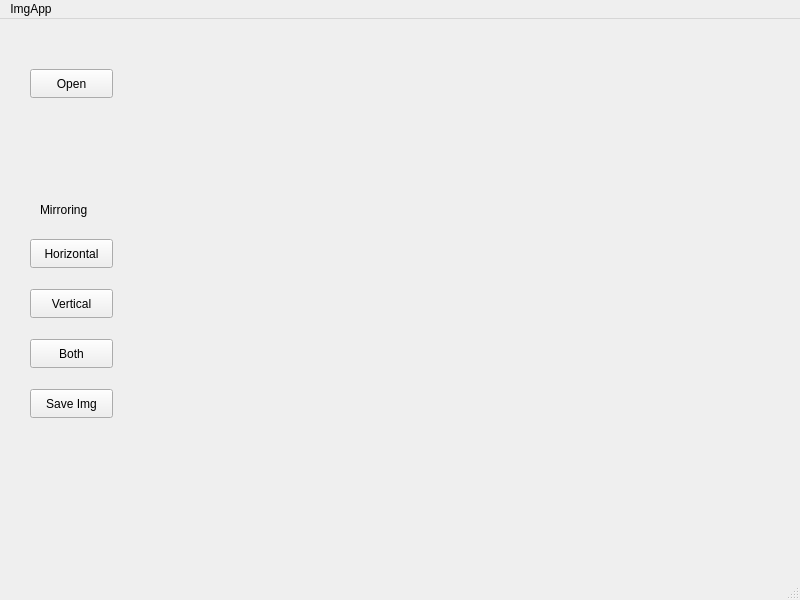
This is qt/mainwindow.ui in Edi013/ComputerVision as Qt 5 draws it before an edit. The edited form follows.
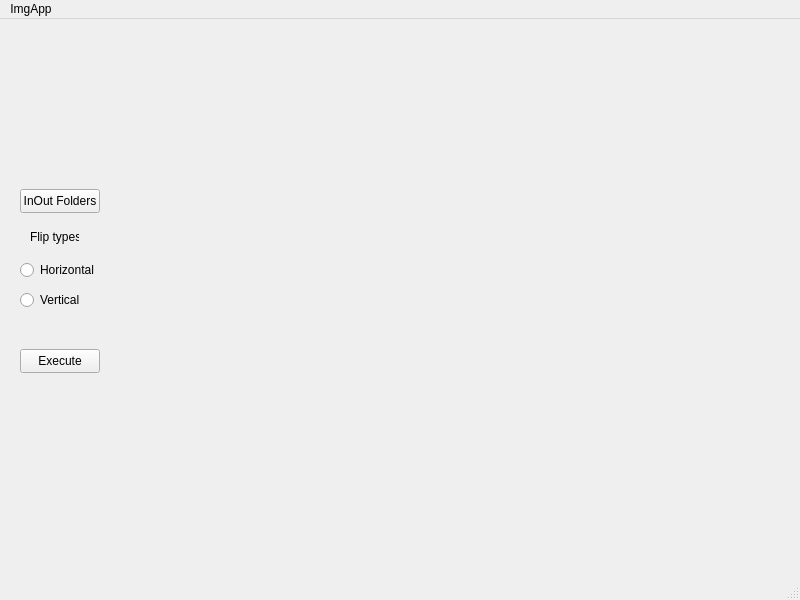
This is the edited form.

```diff
--- a/qt/mainwindow.ui
+++ b/qt/mainwindow.ui
@@ -14,19 +14,6 @@
    <string>MainWindow</string>
   </property>
   <widget class="QWidget" name="centralwidget">
-   <widget class="QPushButton" name="openButton">
-    <property name="geometry">
-     <rect>
-      <x>30</x>
-      <y>50</y>
-      <width>83</width>
-      <height>29</height>
-     </rect>
-    </property>
-    <property name="text">
-     <string>Open</string>
-    </property>
-   </widget>
    <widget class="QLabel" name="photoLabel">
     <property name="geometry">
      <rect>
@@ -43,66 +30,66 @@
    <widget class="QPushButton" name="verticalFlipButton">
     <property name="geometry">
      <rect>
-      <x>30</x>
+      <x>20</x>
+      <y>170</y>
+      <width>80</width>
+      <height>24</height>
+     </rect>
+    </property>
+    <property name="text">
+     <string>InOut Folders</string>
+    </property>
+   </widget>
+   <widget class="QPushButton" name="executeButton">
+    <property name="geometry">
+     <rect>
+      <x>20</x>
+      <y>330</y>
+      <width>80</width>
+      <height>24</height>
+     </rect>
+    </property>
+    <property name="text">
+     <string>Execute</string>
+    </property>
+   </widget>
+   <widget class="QRadioButton" name="horizontalRadioButton">
+    <property name="geometry">
+     <rect>
+      <x>20</x>
+      <y>240</y>
+      <width>91</width>
+      <height>22</height>
+     </rect>
+    </property>
+    <property name="text">
+     <string>Horizontal</string>
+    </property>
+   </widget>
+   <widget class="QRadioButton" name="verticalRadioButton">
+    <property name="geometry">
+     <rect>
+      <x>20</x>
       <y>270</y>
-      <width>83</width>
-      <height>29</height>
+      <width>91</width>
+      <height>22</height>
      </rect>
     </property>
     <property name="text">
      <string>Vertical</string>
     </property>
    </widget>
-   <widget class="QPushButton" name="horizontalFlipButton">
-    <property name="geometry">
-     <rect>
-      <x>30</x>
-      <y>220</y>
-      <width>83</width>
-      <height>29</height>
-     </rect>
-    </property>
-    <property name="text">
-     <string>Horizontal</string>
-    </property>
-   </widget>
-   <widget class="QPushButton" name="fullFlipButton">
-    <property name="geometry">
-     <rect>
-      <x>30</x>
-      <y>320</y>
-      <width>83</width>
-      <height>29</height>
-     </rect>
-    </property>
-    <property name="text">
-     <string>Both</string>
-    </property>
-   </widget>
    <widget class="QLabel" name="label">
     <property name="geometry">
      <rect>
-      <x>40</x>
-      <y>180</y>
-      <width>131</width>
-      <height>21</height>
-     </rect>
-    </property>
-    <property name="text">
-     <string>Mirroring</string>
-    </property>
-   </widget>
-   <widget class="QPushButton" name="saveImgButton">
-    <property name="geometry">
-     <rect>
       <x>30</x>
-      <y>370</y>
-      <width>83</width>
-      <height>29</height>
+      <y>210</y>
+      <width>49</width>
+      <height>16</height>
      </rect>
     </property>
     <property name="text">
-     <string>Save Img</string>
+     <string>Flip types</string>
     </property>
    </widget>
   </widget>
```
Left out of the diff: 4 changed lines with no effect on the pictures.
